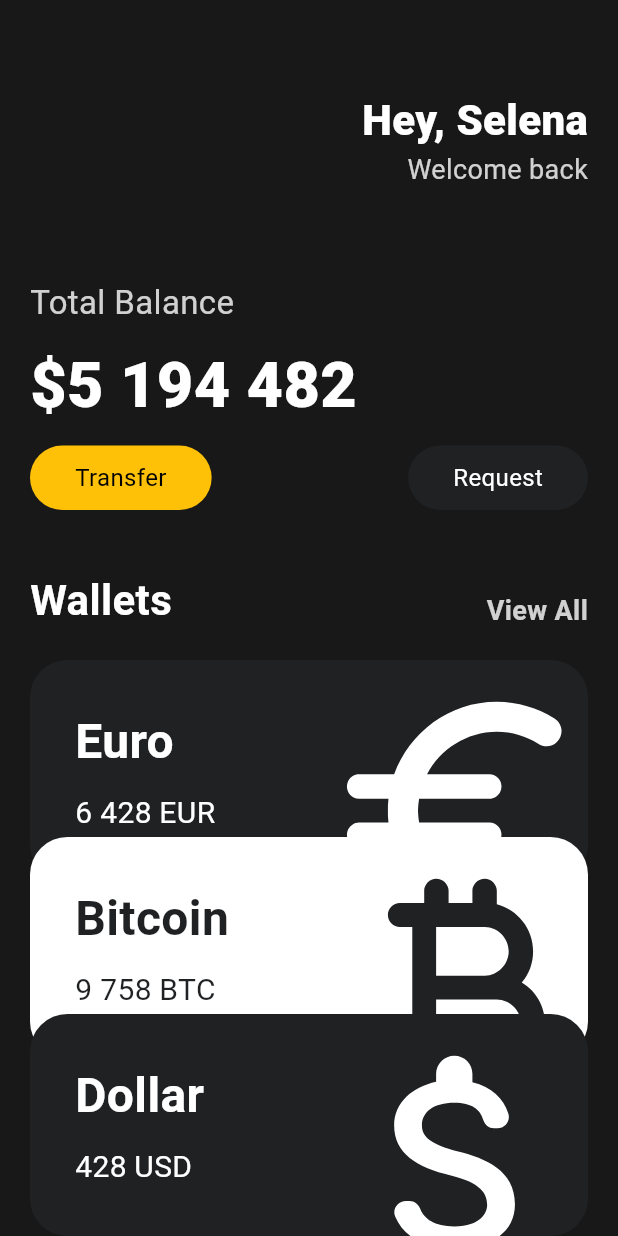
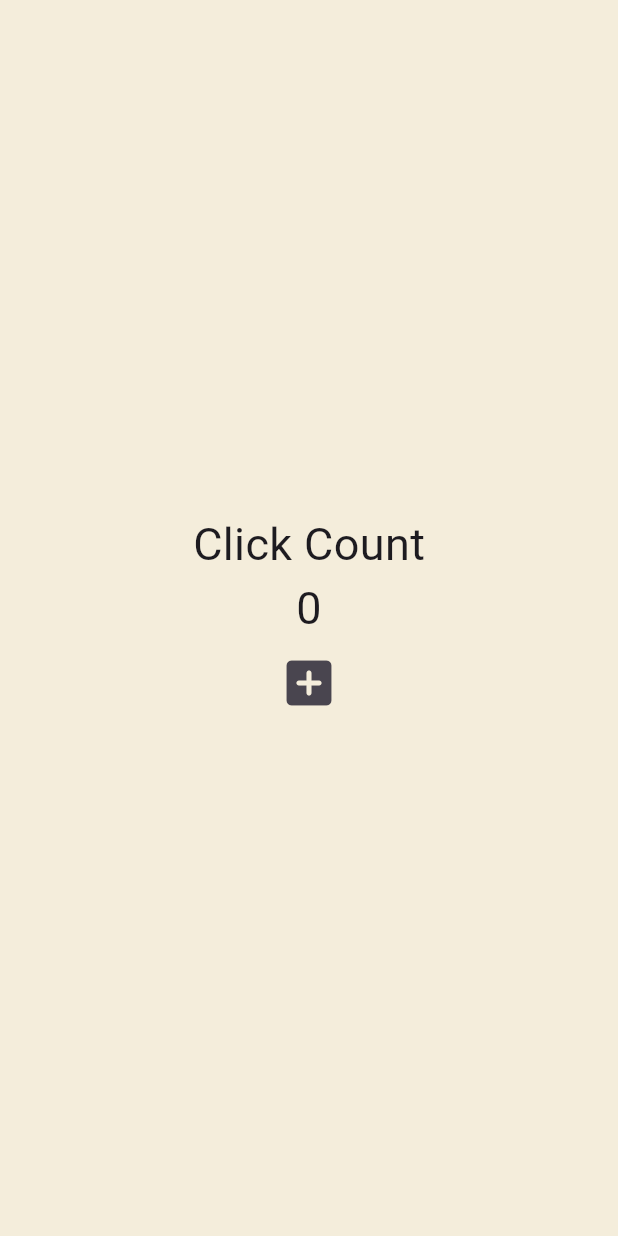
Before and after one commit to RoJaebl/flutter-toonflix, a Flutter app: the screen it shows after launch, on a phone screen of 412 x 824 dp. Run offline on Flutter 3.47's test engine with Material 3 defaults, Android fonts, the phone set to English and light mode, and no system bars.

Commit message:
:hammer: #4.1 StateFul class 및 setState 함수

```diff
--- a/lib/main.dart
+++ b/lib/main.dart
@@ -7,116 +7,49 @@
   runApp(const App());
 }
 
-class App extends StatelessWidget {
+class App extends StatefulWidget {
   const App({super.key});
+
+  @override
+  State<App> createState() => _AppState();
+}
+
+class _AppState extends State<App> {
+  int counter = 0;
+
+  void onClicked() => setState(() {
+        counter = counter + 1;
+      });
 
   @override
   Widget build(BuildContext context) {
     return MaterialApp(
       home: Scaffold(
-        backgroundColor: const Color(0xFF181818),
-        body: SingleChildScrollView(
-          child: Padding(
-            padding: const EdgeInsets.symmetric(horizontal: 20),
+        backgroundColor: const Color(0xFFF4EDDB),
+        body: Center(
           child: Column(
-              crossAxisAlignment: CrossAxisAlignment.start,
-              children: [
-                const SizedBox(
-                  height: 60,
-                ),
-                const Header(),
-                const SizedBox(
-                  height: 60,
-                ),
-                Text(
-                  'Total Balance',
-                  style: TextStyle(
-                    fontSize: 22,
-                    color: Colors.white.withOpacity(0.8),
-                  ),
-                ),
-                const SizedBox(
-                  height: 10,
-                ),
-                const Text(
-                  '\$5 194 482',
-                  style: TextStyle(
-                    fontSize: 42,
-                    fontWeight: FontWeight.w800,
-                    color: Colors.white,
-                  ),
-                ),
-                const SizedBox(
-                  height: 10,
-                ),
-                const Row(
-                  mainAxisAlignment: MainAxisAlignment.spaceBetween,
-                  children: [
-                    Button(
-                      text: 'Transfer',
-                      bgColor: Colors.amber,
-                      textColor: Colors.black,
-                    ),
-                    Button(
-                        text: 'Request',
-                        bgColor: Color(0xFF1F2123),
-                        textColor: Colors.white)
-                  ],
-                ),
-                const SizedBox(
-                  height: 40,
-                ),
-                Row(
-                  mainAxisAlignment: MainAxisAlignment.spaceBetween,
-                  crossAxisAlignment: CrossAxisAlignment.end,
+            mainAxisAlignment: MainAxisAlignment.center,
             children: [
               const Text(
-                      'Wallets',
+                'Click Count',
                 style: TextStyle(
-                        fontSize: 28,
-                        fontWeight: FontWeight.w600,
-                        color: Colors.white,
+                  fontSize: 30,
                 ),
               ),
               Text(
-                      'View All',
-                      style: TextStyle(
-                        fontSize: 18,
-                        fontWeight: FontWeight.w600,
-                        color: Colors.white.withOpacity(0.8),
+                '$counter',
+                style: const TextStyle(
+                  fontSize: 30,
+                ),
+              ),
+              IconButton(
+                iconSize: 40,
+                onPressed: onClicked,
+                icon: const Icon(
+                  Icons.add_box_rounded,
                 ),
               ),
             ],
-                ),
-                const SizedBox(
-                  height: 20,
-                ),
-                const CurrencyCard(
-                  name: 'Euro',
-                  code: 'EUR',
-                  amount: '6 428',
-                  icon: Icons.euro_rounded,
-                  isInvarted: false,
-                  positionOder: 0,
-                ),
-                const CurrencyCard(
-                  name: 'Bitcoin',
-                  code: 'BTC',
-                  amount: '9 758',
-                  icon: Icons.currency_bitcoin_rounded,
-                  isInvarted: true,
-                  positionOder: 1,
-                ),
-                const CurrencyCard(
-                  name: 'Dollar',
-                  code: 'USD',
-                  amount: '428',
-                  icon: Icons.attach_money_rounded,
-                  isInvarted: false,
-                  positionOder: 2,
-                ),
-              ],
-            ),
           ),
         ),
       ),
```
Lines whose indentation alone changed are shown as unchanged.
